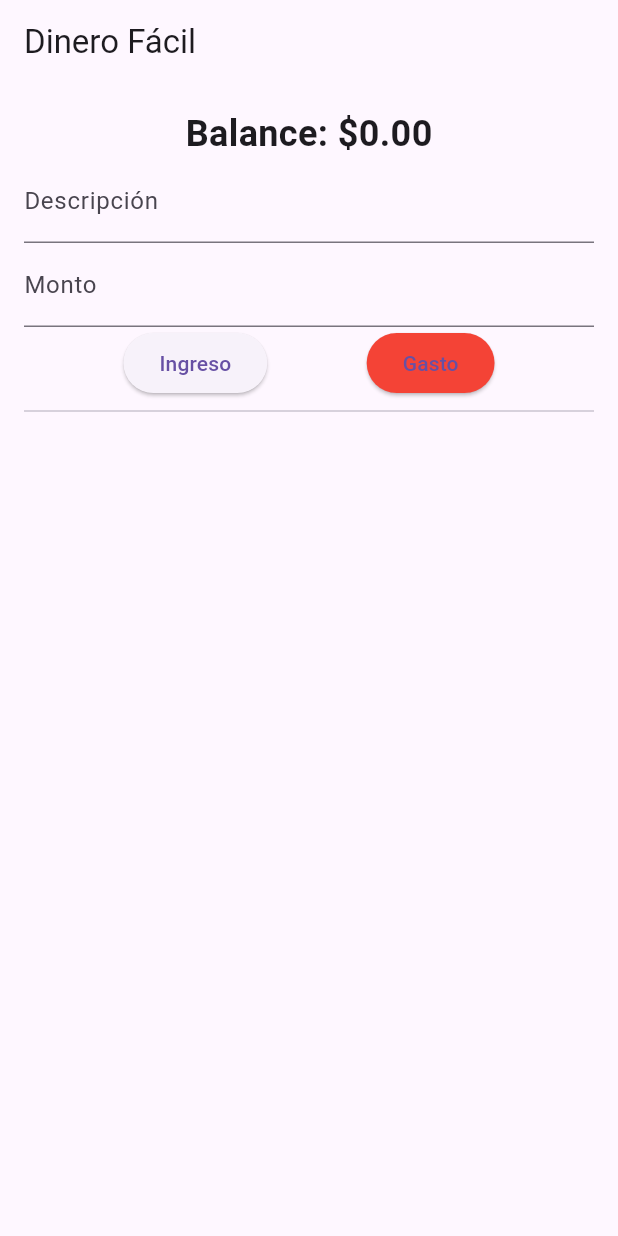
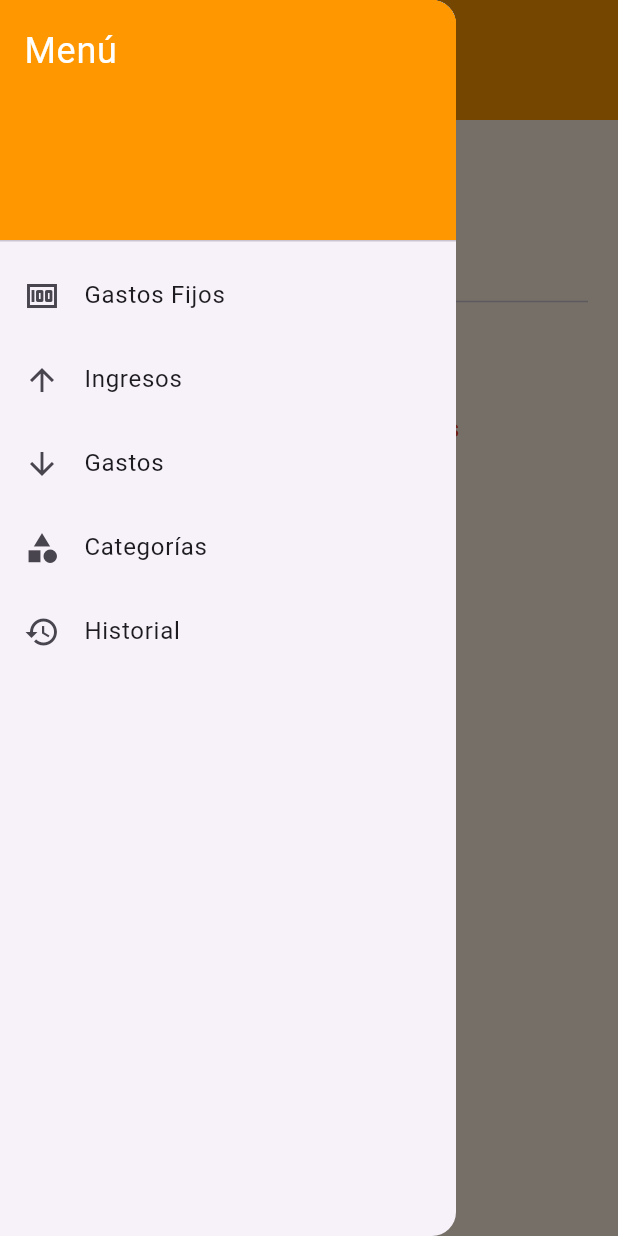
Before and after one commit to Reii-a/dinerofacil, a Flutter app: the screen it shows after launch, with the side drawer open (before the commit the screen has no drawer), on a phone screen of 412 x 824 dp. Run offline on Flutter 3.47's test engine with Material 3 defaults, Android fonts, the phone set to English and light mode, and no system bars; our stand-ins replace sqflite; accounts and stored records are empty.

Commit message:
Vistas y menú creado

```diff
--- a/lib/database/db_helper.dart
+++ b/lib/database/db_helper.dart
@@ -0,0 +1,78 @@
+import 'package:sqflite/sqflite.dart';
+import 'package:path/path.dart';
+import '../models/periodo.dart';
+import '../models/transaccion.dart';
+import '../models/categoria.dart';
+import '../models/gasto_fijo.dart';
+
+class DBHelper {
+  static Database? _db;
+
+  static Future<Database> get db async {
+    if (_db != null) return _db!;
+    _db = await _initDB();
+    return _db!;
+  }
+
+  static Future<Database> _initDB() async {
+    final dbPath = await getDatabasesPath();
+    final path = join(dbPath, 'dinerofacil.db');
+
+    return await openDatabase(
+      path,
+      version: 1,
+      onCreate: _crearTablas,
+    );
+  }
+
+  static Future<void> _crearTablas(Database db, int version) async {
+    await db.execute('''
+      CREATE TABLE periodos (
+        id INTEGER PRIMARY KEY AUTOINCREMENT,
+        fecha_inicio TEXT,
+        fecha_termino TEXT,
+        saldo_inicial REAL,
+        saldo_disponible REAL
+      );
+    ''');
+
+    await db.execute('''
+      CREATE TABLE categorias (
+        id INTEGER PRIMARY KEY AUTOINCREMENT,
+        nombre TEXT,
+        es_ingreso INTEGER
+      );
+    ''');
+
+    await db.execute('''
+      CREATE TABLE transacciones (
+        id INTEGER PRIMARY KEY AUTOINCREMENT,
+        monto REAL,
+        descripcion TEXT,
+        fecha TEXT,
+        es_ingreso INTEGER,
+        periodo_id INTEGER,
+        categoria_id INTEGER,
+        FOREIGN KEY (periodo_id) REFERENCES periodos(id),
+        FOREIGN KEY (categoria_id) REFERENCES categorias(id)
+      );
+    ''');
+
+    await db.execute('''
+      CREATE TABLE gastos_fijos (
+        id INTEGER PRIMARY KEY AUTOINCREMENT,
+        nombre TEXT,
+        monto REAL,
+        categoria_id INTEGER,
+        duracion INTEGER,
+        periodos_restantes INTEGER,
+        activo INTEGER,
+        periodo_inicio_id INTEGER,
+        FOREIGN KEY (categoria_id) REFERENCES categorias(id),
+        FOREIGN KEY (periodo_inicio_id) REFERENCES periodos(id)
+      );
+    ''');
+  }
+
+  /// Puedes agregar aquí métodos como insertarPeriodo, obtenerTransacciones, etc.
+}
--- a/lib/main.dart
+++ b/lib/main.dart
@@ -1,103 +1,35 @@
 import 'package:flutter/material.dart';
+import 'screens/home_screen.dart';
+import 'screens/gastos_fijos_screen.dart';
+import 'screens/ingresos_screen.dart';
+import 'screens/gastos_screen.dart';
+import 'screens/historial_screen.dart';
+import 'screens/categorias_screen.dart';
 
 void main() {
-  runApp(DineroFacilApp());
+  runApp(const DineroFacilApp());
 }
 
 class DineroFacilApp extends StatelessWidget {
+  const DineroFacilApp({super.key});
+
   @override
   Widget build(BuildContext context) {
     return MaterialApp(
       title: 'Dinero Fácil',
-      theme: ThemeData(primarySwatch: Colors.green),
-      home: FinanzasHome(),
+      theme: ThemeData(
+        primarySwatch: Colors.orange,
+        scaffoldBackgroundColor: Colors.orange.shade50,
+      ),
+      initialRoute: '/',
+      routes: {
+        '/': (context) => const HomeScreen(),
+        '/gastos-fijos': (context) => const GastosFijosScreen(),
+        '/ingresos': (context) => const IngresosScreen(),
+        '/gastos': (context) => const GastosScreen(),
+        '/categorias': (context) => const CategoriasScreen(),
+        '/historial': (context) => const HistorialScreen(),
+      },
     );
   }
 }
-
-class FinanzasHome extends StatefulWidget {
-  @override
-  _FinanzasHomeState createState() => _FinanzasHomeState();
-}
-
-class _FinanzasHomeState extends State<FinanzasHome> {
-  List<Map<String, dynamic>> registros = [];
-  double balance = 0.0;
-
-  final _controllerDescripcion = TextEditingController();
-  final _controllerMonto = TextEditingController();
-
-  void _agregarRegistro(bool esIngreso) {
-    final descripcion = _controllerDescripcion.text;
-    final monto = double.tryParse(_controllerMonto.text);
-
-    if (descripcion.isEmpty || monto == null) return;
-
-    setState(() {
-      registros.add({
-        'descripcion': descripcion,
-        'monto': esIngreso ? monto : -monto,
-        'fecha': DateTime.now()
-      });
-      balance += esIngreso ? monto : -monto;
-      _controllerDescripcion.clear();
-      _controllerMonto.clear();
-    });
-  }
-
-  @override
-  Widget build(BuildContext context) {
-    return Scaffold(
-      appBar: AppBar(title: Text('Dinero Fácil')),
-      body: Padding(
-        padding: const EdgeInsets.all(16),
-        child: Column(
-          children: [
-            Text('Balance: \$${balance.toStringAsFixed(2)}',
-                style: TextStyle(fontSize: 24, fontWeight: FontWeight.bold)),
-            TextField(
-              controller: _controllerDescripcion,
-              decoration: InputDecoration(labelText: 'Descripción'),
-            ),
-            TextField(
-              controller: _controllerMonto,
-              decoration: InputDecoration(labelText: 'Monto'),
-              keyboardType: TextInputType.number,
-            ),
-            Row(
-              mainAxisAlignment: MainAxisAlignment.spaceEvenly,
-              children: [
-                ElevatedButton(
-                    onPressed: () => _agregarRegistro(true),
-                    child: Text('Ingreso')),
-                ElevatedButton(
-                    onPressed: () => _agregarRegistro(false),
-                    style: ElevatedButton.styleFrom(backgroundColor: Colors.red),
-                    child: Text('Gasto')),
-              ],
-            ),
-            Divider(),
-            Expanded(
-              child: ListView.builder(
-                itemCount: registros.length,
-                itemBuilder: (context, index) {
-                  final reg = registros[index];
-                  return ListTile(
-                    title: Text(reg['descripcion']),
-                    subtitle:
-                        Text('${reg['fecha'].toString().substring(0, 16)}'),
-                    trailing: Text(
-                      '\$${reg['monto'].toStringAsFixed(2)}',
-                      style: TextStyle(
-                          color: reg['monto'] >= 0 ? Colors.green : Colors.red),
-                    ),
-                  );
-                },
-              ),
-            ),
-          ],
-        ),
-      ),
-    );
-  }
-}
--- /dev/null
+++ b/lib/screens/categorias_screen.dart
@@ -0,0 +1,18 @@
+import 'package:flutter/material.dart';
+
+class CategoriasScreen extends StatelessWidget {
+  const CategoriasScreen({super.key});
+
+  @override
+  Widget build(BuildContext context) {
+    return Scaffold(
+      appBar: AppBar(
+        title: const Text('Categorías'),
+        backgroundColor: Colors.orange,
+      ),
+      body: const Center(
+        child: Text('Aquí se mostrarán las categorías.'),
+      ),
+    );
+  }
+}
--- a/lib/screens/home_screen.dart
+++ b/lib/screens/home_screen.dart
@@ -0,0 +1,220 @@
+import 'package:flutter/material.dart';
+import '../database/db_helper.dart';
+
+class HomeScreen extends StatefulWidget {
+  const HomeScreen({super.key});
+
+  @override
+  State<HomeScreen> createState() => _HomeScreenState();
+}
+
+class _HomeScreenState extends State<HomeScreen> {
+  double ingresosTotales = 0.0;
+  double gastosTotales = 0.0;
+  double saldoDisponible = 0.0;
+  List<Map<String, dynamic>> transacciones = [];
+
+  @override
+  void initState() {
+    super.initState();
+    _cargarResumen();
+  }
+
+  Future<void> _cargarResumen() async {
+    final db = await DBHelper.db;
+    final periodos = await db.query(
+      'periodos',
+      orderBy: 'fecha_inicio DESC',
+      limit: 1,
+    );
+
+    if (periodos.isEmpty) return;
+
+    final periodo = periodos.first;
+    final periodoId = periodo['id'];
+    final saldo = (periodo['saldo_disponible'] as num).toDouble();
+
+    final transacs = await db.query(
+      'transacciones',
+      where: 'periodo_id = ?',
+      whereArgs: [periodoId],
+      orderBy: 'fecha DESC',
+      limit: 10,
+    );
+
+    double ingresos = 0.0;
+    double gastos = 0.0;
+
+    for (var t in transacs) {
+      final esIngreso = t['es_ingreso'] == 1;
+      final monto = (t['monto'] as num).toDouble();
+      if (esIngreso) {
+        ingresos += monto;
+      } else {
+        gastos += monto;
+      }
+    }
+
+    setState(() {
+      ingresosTotales = ingresos;
+      gastosTotales = gastos;
+      saldoDisponible = saldo;
+      transacciones = transacs;
+    });
+  }
+
+  String formatearFecha(String fechaIso) {
+    final fecha = DateTime.parse(fechaIso);
+    return '${fecha.day}/${fecha.month}/${fecha.year}';
+  }
+
+  @override
+  Widget build(BuildContext context) {
+    return Scaffold(
+      backgroundColor: Colors.orange.shade50,
+      appBar: AppBar(
+        backgroundColor: Colors.orange,
+        centerTitle: true,
+        toolbarHeight: 80,
+        title: Image.asset(
+          'lib/assets/images/logo.png',
+          height: 100,
+        ),
+      ),
+      drawer: Drawer(
+        child: ListView(
+          padding: EdgeInsets.zero,
+          children: [
+            DrawerHeader(
+              decoration: BoxDecoration(color: Colors.orange),
+              child: const Text('Menú',
+                  style: TextStyle(color: Colors.white, fontSize: 24)),
+            ),
+            ListTile(
+              leading: const Icon(Icons.money),
+              title: const Text('Gastos Fijos'),
+              onTap: () {
+                Navigator.pop(context);
+                Navigator.pushNamed(context, '/gastos-fijos');
+              },
+            ),
+            ListTile(
+              leading: const Icon(Icons.arrow_upward),
+              title: const Text('Ingresos'),
+              onTap: () {
+                Navigator.pop(context);
+                Navigator.pushNamed(context, '/ingresos');
+              },
+            ),
+            ListTile(
+              leading: const Icon(Icons.arrow_downward),
+              title: const Text('Gastos'),
+              onTap: () {
+                Navigator.pop(context);
+                Navigator.pushNamed(context, '/gastos');
+              },
+            ),
+            ListTile(
+              leading: const Icon(Icons.category),
+              title: const Text('Categorías'),
+              onTap: () {
+                Navigator.pop(context);
+                Navigator.pushNamed(context, '/categorias');
+              },
+            ),
+            ListTile(
+              leading: const Icon(Icons.history),
+              title: const Text('Historial'),
+              onTap: () {
+                Navigator.pop(context);
+                Navigator.pushNamed(context, '/historial');
+              },
+            ),
+          ],
+        ),
+      ),
+      body: Padding(
+        padding: const EdgeInsets.all(20),
+        child: Column(
+          children: [
+            const Text('Saldo Disponible', style: TextStyle(fontSize: 20)),
+            Text(
+              '\$${saldoDisponible.toStringAsFixed(2)}',
+              style: const TextStyle(
+                fontSize: 28,
+                fontWeight: FontWeight.bold,
+                color: Colors.orange,
+              ),
+            ),
+            const SizedBox(height: 24),
+            const Divider(),
+            const SizedBox(height: 24),
+            Text('Gastos Totales',
+                style: TextStyle(fontSize: 20, color: Colors.grey.shade800)),
+            const SizedBox(height: 12),
+            Row(
+              mainAxisAlignment: MainAxisAlignment.spaceEvenly,
+              children: [
+                Column(
+                  children: [
+                    const Text('Ingresos',
+                        style: TextStyle(fontSize: 16, color: Colors.green)),
+                    Text('\$${ingresosTotales.toStringAsFixed(2)}',
+                        style: const TextStyle(
+                            fontSize: 18, color: Colors.green)),
+                  ],
+                ),
+                Column(
+                  children: [
+                    const Text('Gastos',
+                        style: TextStyle(fontSize: 16, color: Colors.red)),
+                    Text('\$${gastosTotales.toStringAsFixed(2)}',
+                        style:
+                            const TextStyle(fontSize: 18, color: Colors.red)),
+                  ],
+                ),
+              ],
+            ),
+            const SizedBox(height: 30),
+            Align(
+              alignment: Alignment.centerLeft,
+              child: Text('Últimas transacciones',
+                  style: TextStyle(fontSize: 18, color: Colors.grey.shade700)),
+            ),
+            const SizedBox(height: 10),
+            Expanded(
+              child: ListView.builder(
+                itemCount: transacciones.length,
+                itemBuilder: (context, index) {
+                  final t = transacciones[index];
+                  final monto = (t['monto'] as num).toDouble();
+                  final esIngreso = t['es_ingreso'] == 1;
+                  final color = esIngreso ? Colors.green : Colors.red;
+
+                  return Card(
+                    elevation: 2,
+                    child: ListTile(
+                      leading: Icon(
+                          esIngreso
+                              ? Icons.arrow_downward
+                              : Icons.arrow_upward,
+                          color: color),
+                      title: Text(t['descripcion'],
+                          style:
+                              const TextStyle(fontWeight: FontWeight.w500)),
+                      subtitle: Text(
+                          '${formatearFecha(t['fecha'])} • Categoría: ${t['categoria_id'] ?? 'Sin categoría'}'),
+                      trailing: Text('\$${monto.toStringAsFixed(2)}',
+                          style: TextStyle(
+                              fontWeight: FontWeight.bold, color: color)),
+                    ),
+                  );
+                },
+              ),
+            ),
+          ],
+        ),
+      ),
+    );
+  }
+}
--- a/pubspec.yaml
+++ b/pubspec.yaml
@@ -58,6 +58,8 @@ flutter:
   # included with your application, so that you can use the icons in
   # the material Icons class.
   uses-material-design: true
+  assets:
+    - lib/assets/images/logo.png
 
   # To add assets to your application, add an assets section, like this:
   # assets:
```
Also changed, not shown: lib/models/gasto_fijo.dart (+47 -0 lines), lib/screens/gastos_fijos_screen.dart (added, +18 -0 lines), lib/screens/gastos_screen.dart (added, +18 -0 lines), lib/screens/historial_screen.dart (added, +18 -0 lines), lib/screens/ingresos_screen.dart (added, +18 -0 lines), lib/assets/images/logo.png (added).
